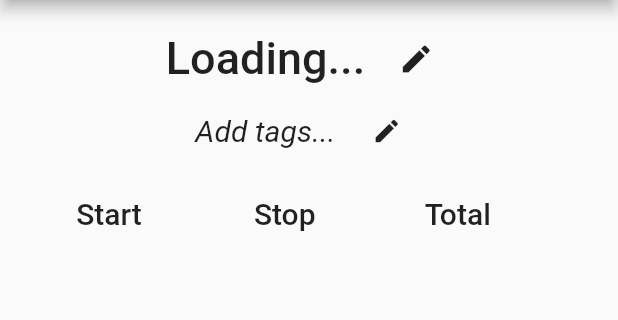
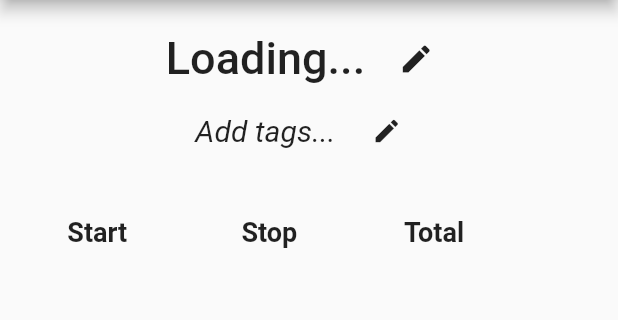
Before and after one commit to unobserved-io/furtherance-flutter, a Flutter app: the FurTaskGroup screen opened directly with empty values, on a phone screen of 412 x 824 dp, the part 84-404 px from its top. Run offline on Flutter 3.47's test engine with Material 2 defaults, Android fonts, the phone set to English and light mode, and no system bars; our stand-ins replace grouped_list, sqflite, stop_watch_timer, swipe_to, tuple; accounts and stored records are empty.

Commit message:
Swipe to restart or delete, a new icon, and bug fixes

```diff
--- a/lib/main.dart
+++ b/lib/main.dart
@@ -1,6 +1,5 @@
 import 'package:flutter/material.dart';
 import 'package:furtherance/routes/fur_home.dart';
-import 'package:furtherance/routes/fur_task_group.dart';
 import 'package:furtherance/routes/styles.dart';
 
 void main() {
--- a/lib/routes/fur_new_task.dart
+++ b/lib/routes/fur_new_task.dart
@@ -102,6 +102,7 @@ class _FurNewTaskState extends State<FurNewTask> {
               child: Column(
                 children: [
                   TextField(
+                    textCapitalization: TextCapitalization.sentences,
                     onChanged: (text) {
                       newTitle = text;
                     },
--- a/lib/routes/fur_task_edit.dart
+++ b/lib/routes/fur_task_edit.dart
@@ -169,6 +169,7 @@ class _FurTaskEditState extends State<FurTaskEdit> {
                                 mainAxisSize: MainAxisSize.min,
                                 children: [
                                   TextField(
+                                    textCapitalization: TextCapitalization.sentences,
                                     autofocus: true,
                                     onChanged: (text) {
                                       newTitle = text;
--- a/lib/routes/fur_task_group.dart
+++ b/lib/routes/fur_task_group.dart
@@ -73,6 +73,104 @@ class _FurTaskGroupState extends State<FurTaskGroup> {
     }
   }
 
+  _getChildren() {
+    List<Widget> groupContent = [];
+
+    for (FurTask task in _allGroupTasks) {
+      groupContent.add(
+        Row(
+          mainAxisAlignment: MainAxisAlignment.spaceEvenly,
+          children: [
+            Container(
+              decoration: BoxDecoration(
+                color: Colors.grey,
+                borderRadius: BorderRadius.circular(20),
+              ),
+              margin: const EdgeInsets.all(5.0),
+              padding: const EdgeInsets.symmetric(
+                  vertical: 5.0, horizontal: 10.0),
+              child: Text(
+                timeFormatter.format(task.startTime),
+                style: const TextStyle(
+                  color: Colors.white,
+                  fontSize: 18.0,
+                ),
+              ),
+            ),
+            Container(
+              decoration: BoxDecoration(
+                color: Colors.grey,
+                borderRadius: BorderRadius.circular(20),
+              ),
+              margin: const EdgeInsets.all(5.0),
+              padding: const EdgeInsets.symmetric(
+                  vertical: 5.0, horizontal: 10.0),
+              child: Text(
+                timeFormatter.format(task.stopTime),
+                style: const TextStyle(
+                  color: Colors.white,
+                  fontSize: 18.0,
+                ),
+              ),
+            ),
+            Container(
+              decoration: BoxDecoration(
+                color: furPurple,
+                borderRadius: BorderRadius.circular(20),
+              ),
+              margin: const EdgeInsets.all(5.0),
+              padding: const EdgeInsets.symmetric(
+                  vertical: 5.0, horizontal: 10.0),
+              child: Text(
+                task.totalTime,
+                style: const TextStyle(
+                  color: Colors.white,
+                  fontSize: 18.0,
+                ),
+              ),
+            ),
+            IconButton(
+              onPressed: () =>
+                  Navigator.push(
+                    context,
+                    MaterialPageRoute(
+                      builder: (context) => FurTaskEdit(id: task.id),
+                    ),
+                  ),
+              icon: const Icon(Icons.edit),
+            ),
+          ],
+        ),
+      );
+    }
+    return groupContent;
+  }
+
+  void _onLoading() async {
+    showDialog(
+      context: context,
+      barrierDismissible: false,
+      builder: (BuildContext context) {
+        return Dialog(
+          child: Column(
+            mainAxisSize: MainAxisSize.min,
+            children: const [
+              SizedBox(height: 10.0,),
+              CircularProgressIndicator(),
+              SizedBox(height: 10.0,),
+              Text('Deleting...'),
+              SizedBox(height: 10.0,),
+            ],
+          ),
+        );
+      },
+    );
+    await Future.delayed(const Duration(seconds: 2));
+    if (!mounted) return;
+    Navigator.pop(context);
+    Navigator.pushReplacementNamed(context, 'home_page');
+  }
+
   @override
   void initState() {
     getTasks();
@@ -100,9 +198,9 @@ class _FurTaskGroupState extends State<FurTaskGroup> {
                   ),
                   TextButton(
                     onPressed: () {
+                      Navigator.pop(context);
                       databaseHelper.deleteGroup(widget.idList);
-                      Navigator.pop(context);
-                      Navigator.pop(context);
+                      _onLoading();
                     },
                     child: const Text('DELETE'),
                   ),
@@ -151,6 +249,7 @@ class _FurTaskGroupState extends State<FurTaskGroup> {
                                 mainAxisSize: MainAxisSize.min,
                                 children: [
                                   TextField(
+                                    textCapitalization: TextCapitalization.sentences,
                                     autofocus: true,
                                     onChanged: (text) {
                                       newTitle = text;
@@ -344,104 +443,78 @@ class _FurTaskGroupState extends State<FurTaskGroup> {
             ),
             Row(
               mainAxisAlignment: MainAxisAlignment.spaceEvenly,
-              children: const [
-                SizedBox(
-                  width: 1.0,
-                ),
-                Text(
-                  'Start',
-                  style: TextStyle(
-                    fontSize: 20.0,
-                    fontWeight: FontWeight.w500,
-                  ),
-                ),
-                SizedBox(
-                  width: 25.0,
-                ),
-                Text(
-                  'Stop',
-                  style: TextStyle(
-                    fontSize: 20.0,
-                    fontWeight: FontWeight.w500,
-                  ),
-                ),
-                SizedBox(
-                  width: 23.0,
-                ),
-                Text(
-                  'Total',
-                  style: TextStyle(
-                    fontSize: 20.0,
-                    fontWeight: FontWeight.w500,
-                  ),
-                ),
-                SizedBox(
-                  width: 35.0,
-                ),
-              ],
-            ),
-            const SizedBox(
-              height: 5.0,
-            ),
-            for (FurTask task in _allGroupTasks)
-              Row(
-                mainAxisAlignment: MainAxisAlignment.spaceEvenly,
               children: [
                 Container(
+                  width: 90.0,
                   decoration: BoxDecoration(
-                      color: Colors.grey,
+                    color: Colors.transparent,
                     borderRadius: BorderRadius.circular(20),
                   ),
                   margin: const EdgeInsets.all(5.0),
-                    padding: const EdgeInsets.symmetric(vertical: 5.0, horizontal: 10.0),
+                  padding: const EdgeInsets.symmetric(
+                      vertical: 5.0, horizontal: 10.0),
+                  child: const Center(
                     child: Text(
-                      timeFormatter.format(task.startTime),
-                      style: const TextStyle(
-                        color: Colors.white,
+                      'Start',
+                      style: TextStyle(
                         fontSize: 18.0,
+                        fontWeight: FontWeight.bold,
+                      ),
                     ),
                   ),
                 ),
                 Container(
+                  width: 90.0,
                   decoration: BoxDecoration(
-                      color: Colors.grey,
+                    color: Colors.transparent,
                     borderRadius: BorderRadius.circular(20),
                   ),
                   margin: const EdgeInsets.all(5.0),
-                    padding: const EdgeInsets.symmetric(vertical: 5.0, horizontal: 10.0),
+                  padding: const EdgeInsets.symmetric(
+                      vertical: 5.0, horizontal: 10.0),
+                  child: const Center(
                     child: Text(
-                      timeFormatter.format(task.stopTime),
-                      style: const TextStyle(
-                        color: Colors.white,
+                      'Stop',
+                      style: TextStyle(
                         fontSize: 18.0,
+                        fontWeight: FontWeight.bold,
+                      ),
                     ),
                   ),
                 ),
                 Container(
+                  width: 80.0,
                   decoration: BoxDecoration(
-                      color: furPurple,
+                    color: Colors.transparent,
                     borderRadius: BorderRadius.circular(20),
                   ),
                   margin: const EdgeInsets.all(5.0),
-                    padding: const EdgeInsets.symmetric(vertical: 5.0, horizontal: 10.0),
+                  padding: const EdgeInsets.symmetric(
+                      vertical: 5.0, horizontal: 10.0),
+                  child: const Center(
                     child: Text(
-                      task.totalTime,
-                      style: const TextStyle(
-                        color: Colors.white,
+                      'Total',
+                      style: TextStyle(
                         fontSize: 18.0,
+                        fontWeight: FontWeight.bold,
+                      ),
                     ),
                   ),
                 ),
                 IconButton(
-                    onPressed: () => Navigator.push(
-                      context,
-                      MaterialPageRoute(
-                          builder: (context) => FurTaskEdit(id: task.id),
-                      ),
-                    ),
+                  onPressed: () {},
+                  splashColor: Colors.transparent,
+                  highlightColor: Colors.transparent,
+                  enableFeedback: false,
                   icon: const Icon(Icons.edit),
+                  color: Colors.transparent,
                 ),
               ],
+            ),
+            Expanded(
+              child: ListView(
+                children: _getChildren(),
+              ),
             ),
           ],
         ),
```
Also changed, not shown: lib/database_helper.dart (+5 -2 lines), lib/routes/fur_home.dart (+93 -9 lines), pubspec.yaml (+4 -65 lines), lib/assets/icon/ic_launcher_adaptive_back.png (added), lib/assets/icon/ic_launcher_adaptive_fore.png (added), lib/assets/icon/icon.png (added), pubspec.lock, 17 other files. Lines whose indentation alone changed are shown as unchanged.
